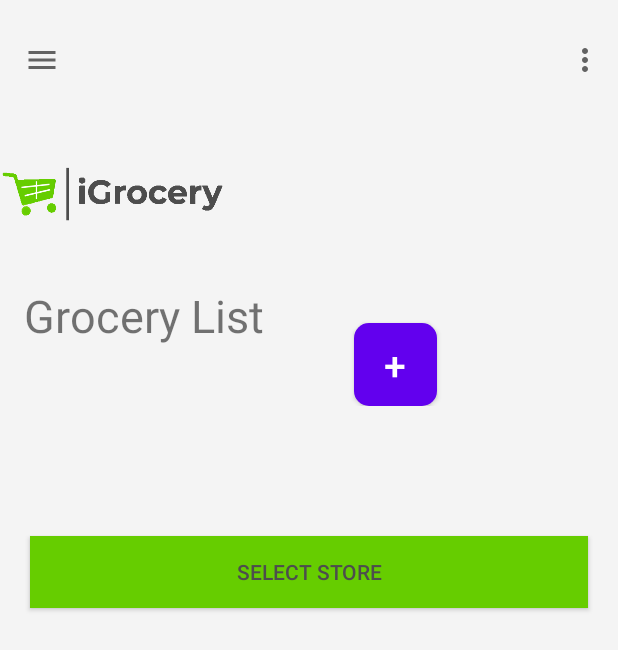
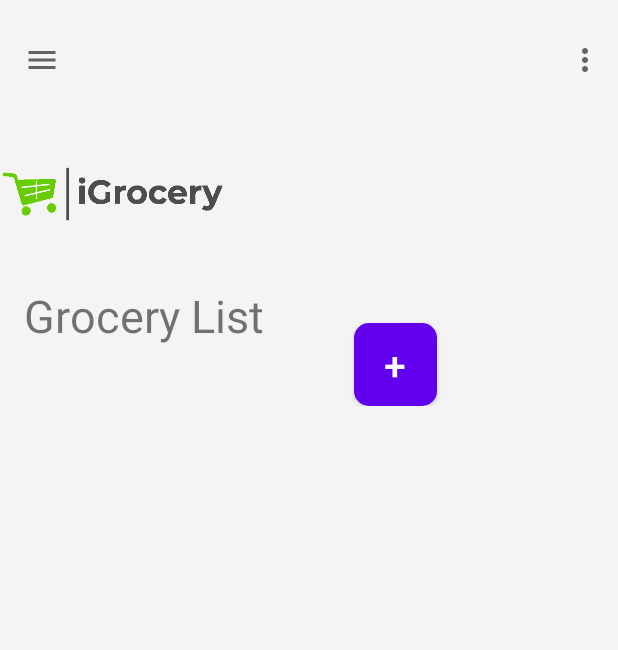
Before and after one commit to mmboldo/iGrocery, an Android app: the CreateList screen opened directly, with no data from a screen before it, on a phone screen of 412 x 824 dp. Shown: the top 650 px of the screen. Run offline under Robolectric (Android 15) with nearby library versions, the phone set to English and light mode, and no system bars; our stand-ins replace Firebase (no records; nobody signed in at launch, a user with empty details on screens opened directly).

Commit message:
Removed button

```diff
--- a/app/src/main/res/layout/activity_create_list.xml
+++ b/app/src/main/res/layout/activity_create_list.xml
@@ -82,16 +82,6 @@
             android:layout_width="wrap_content"
             android:layout_height="wrap_content" />
 
-        <androidx.appcompat.widget.AppCompatButton
-            android:id="@+id/btnGoToStoreSelection"
-            android:layout_width="match_parent"
-            android:layout_height="wrap_content"
-            android:background="#66CD00"
-            android:elevation="0dp"
-            android:layout_margin="20dp"
-            android:text="@string/goToStoreSelection"
-            android:textColor="#4D4D4D" />
-
     </LinearLayout>
 
     <RelativeLayout
```
